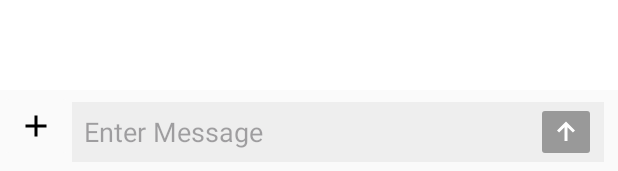
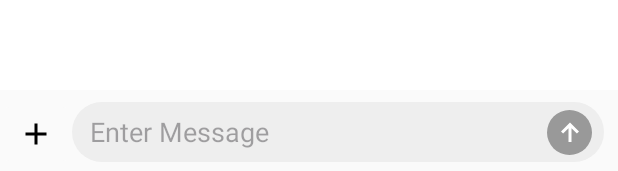
Before and after one commit to APP-Android2/FinalProject-modigm, an Android app: the layout fragment_chat_room.xml on its own in the app's theme, with its tools: preview values and no code run, on a phone screen of 412 x 824 dp. Shown: the part 1062-1233 px from the top of the screen. Run offline under Robolectric (Android 15) with nearby library versions, the light colour scheme and no system bars.

Commit message:
[Fix] 채팅방 UI - 채팅 입력 칸 모서리 둥그렇게 적용, ChatRoomFragment 주석 추가

```diff
--- a/app/src/main/java/kr/co/lion/modigm/ui/chat/ChatRoomFragment.kt
+++ b/app/src/main/java/kr/co/lion/modigm/ui/chat/ChatRoomFragment.kt
@@ -29,6 +29,7 @@
         // 채팅 방 - (툴바) 세팅
         settingToolbar()
 
+        // 채팅 입력 칸 (입력 여부에 따른) 버튼 세팅
         setupEditTextListener()
 
         return fragmentChatRoomBinding.root
@@ -46,6 +47,7 @@
         }
     }
 
+    // 채팅 입력 칸 - 변경 관련 Listener
     fun setupEditTextListener() {
         fragmentChatRoomBinding.apply {
             editTextMessage.addTextChangedListener(object : TextWatcher {
@@ -65,6 +67,7 @@
         }
     }
 
+    // 채팅 입력 칸 - 입력 상태 여부에 따라 설정
     fun updateEditTextInText() {
         fragmentChatRoomBinding.apply {
             if (editTextMessage.text.toString().isEmpty()){
--- /dev/null
+++ b/app/src/main/res/drawable/style_button_send_gray_chatroom.xml
@@ -0,0 +1,10 @@
+<?xml version="1.0" encoding="utf-8"?>
+<shape xmlns:android="http://schemas.android.com/apk/res/android">
+
+    <solid
+        android:color="#999999"/>
+
+    <corners
+        android:radius="100dp"/>
+
+</shape>
--- /dev/null
+++ b/app/src/main/res/drawable/style_edittext_chatroom.xml
@@ -0,0 +1,12 @@
+<?xml version="1.0" encoding="utf-8"?>
+<shape xmlns:android="http://schemas.android.com/apk/res/android"
+    android:padding="10dp"
+    android:shape="rectangle">
+
+    <solid android:color="#EEEEEE"/>
+    <corners
+        android:topLeftRadius="100dp"
+        android:topRightRadius="100dp"
+        android:bottomLeftRadius="100dp"
+        android:bottomRightRadius="100dp"/>
+</shape>
--- a/app/src/main/res/layout/fragment_chat_room.xml
+++ b/app/src/main/res/layout/fragment_chat_room.xml
@@ -46,6 +46,7 @@
                 android:id="@+id/imageButtonChatRoomAdd"
                 android:layout_width="wrap_content"
                 android:layout_height="48dp"
+                android:layout_marginTop="5dp"
                 android:backgroundTint="#fafafa"
                 android:src="@drawable/icon_add_24px" />
 
@@ -55,7 +56,7 @@
                 android:layout_marginTop="8dp"
                 android:layout_marginRight="9dp"
                 android:layout_marginBottom="8dp"
-                android:background="#EEEEEE"
+                android:background="@drawable/style_edittext_chatroom"
                 android:orientation="horizontal">
 
                 <EditText
@@ -69,14 +70,15 @@
                     android:importantForAutofill="no"
                     android:inputType="textMultiLine"
                     android:maxLines="6"
-                    android:paddingLeft="8dp" />
+                    android:paddingLeft="12dp" />
 
                 <ImageButton
                     android:id="@+id/imageButtonChatRoomSend"
-                    android:layout_width="40dp"
-                    android:layout_height="40dp"
-                    android:layout_marginRight="5dp"
-                    android:backgroundTint="#999999"
+                    android:layout_width="30dp"
+                    android:layout_height="30dp"
+                    android:layout_marginTop="5dp"
+                    android:layout_marginRight="8dp"
+                    android:background="@drawable/style_button_send_gray_chatroom"
                     android:src="@drawable/icon_arrow_up_24px" />
             </LinearLayout>
 
```
